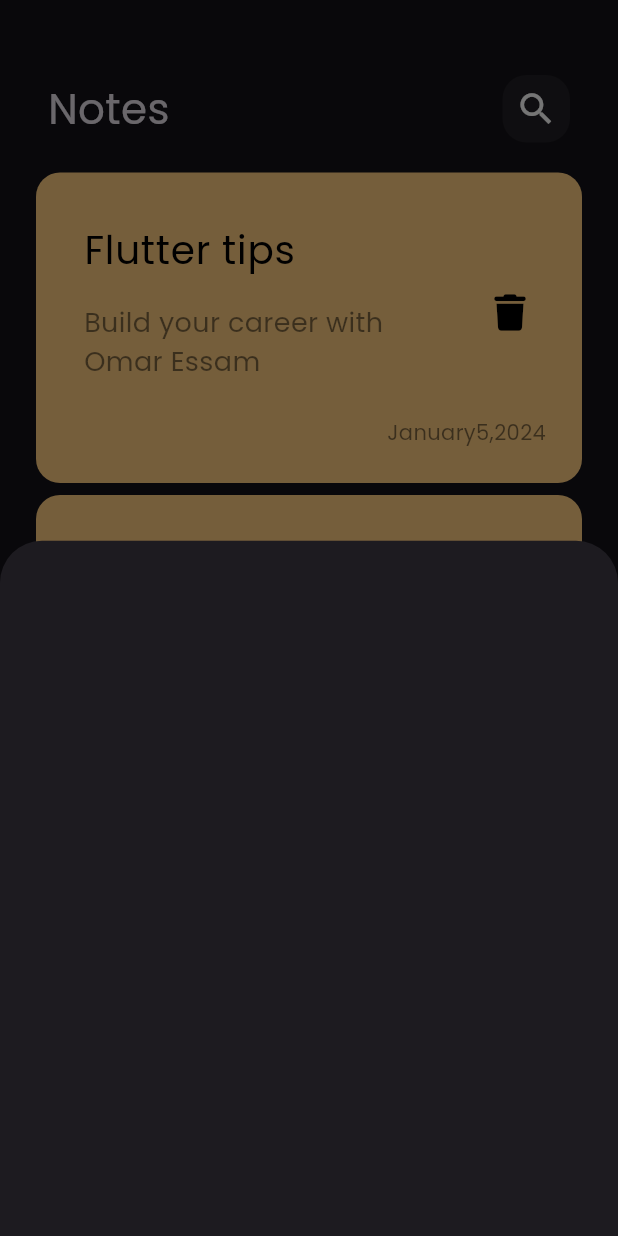
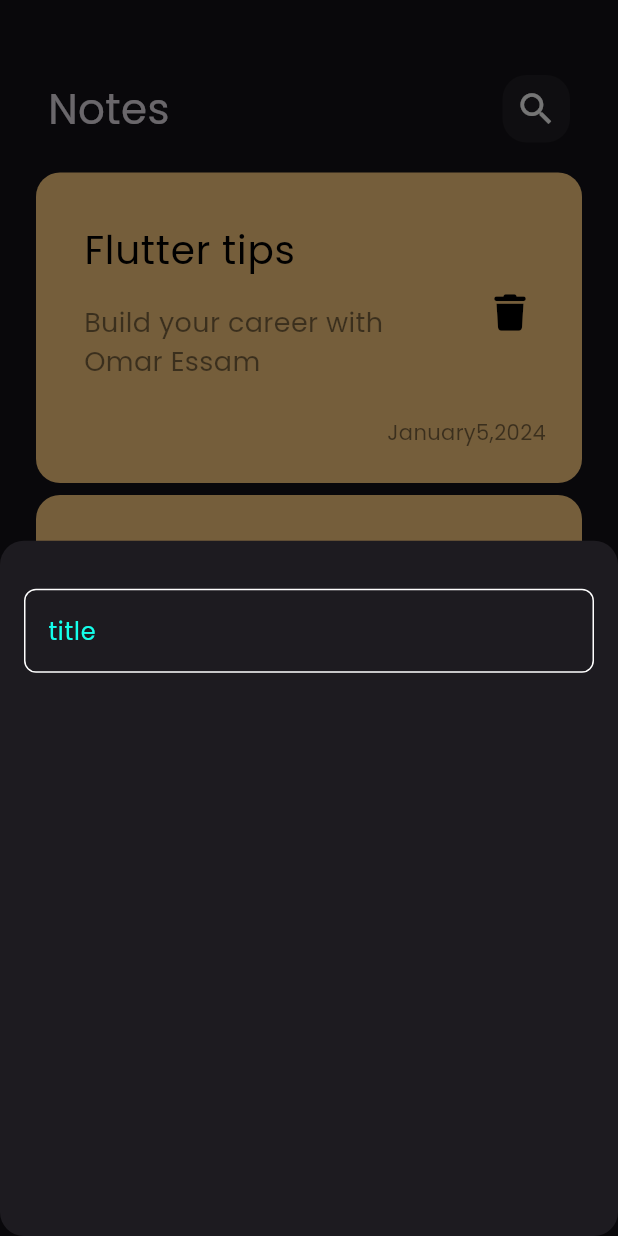
Before and after one commit to OmarEss3/notes_app, a Flutter app: the screen it shows after launch, after a tap on the "add" icon, on a phone screen of 412 x 824 dp. Run offline on Flutter 3.47's test engine with Material 3 defaults, Android fonts, the phone set to English and light mode, and no system bars; our stand-ins replace font_awesome_flutter.

Commit message:
custom_text_field

```diff
--- /dev/null
+++ b/lib/constants.dart
@@ -0,0 +1,3 @@
+import 'package:flutter/material.dart';
+
+const kPrimaryColor=Color(0xFF14FFEB);
--- a/lib/views/notes_view.dart
+++ b/lib/views/notes_view.dart
@@ -1,4 +1,5 @@
 import 'package:flutter/material.dart';
+import 'package:note_app/Constants.dart';
 import 'package:note_app/views/widgts/add_note_bottem_sheet.dart';
 import 'package:note_app/views/widgts/notes_view_body.dart';
 
@@ -9,13 +10,16 @@ class NotesView extends StatelessWidget {
   Widget build(BuildContext context) {
     return Scaffold(
       floatingActionButton: FloatingActionButton(
-        backgroundColor: Color.fromARGB(255, 20, 255, 235),
+        backgroundColor: kPrimaryColor,
         shape: const CircleBorder(),
         onPressed: () {
           showModalBottomSheet(
+              shape: RoundedRectangleBorder(
+                borderRadius: BorderRadius.circular(16),
+              ),
               context: context,
               builder: (context) {
-                return AddNoteBottomSheet();
+                return const AddNoteBottomSheet();
               });
         },
         child: const Icon(
--- a/lib/views/widgts/add_note_bottem_sheet.dart
+++ b/lib/views/widgts/add_note_bottem_sheet.dart
@@ -1,10 +1,23 @@
 import 'package:flutter/material.dart';
+import 'package:note_app/views/widgts/custom_text_field.dart';
 
 class AddNoteBottomSheet extends StatelessWidget {
   const AddNoteBottomSheet({super.key});
 
   @override
   Widget build(BuildContext context) {
-    return Container();
+    return const Padding(
+      padding: EdgeInsets.symmetric(
+        horizontal: 16,
+      ),
+      child: Column(
+        children: [
+          SizedBox(
+            height: 32,
+          ),
+          CustomTextField(),
+        ],
+      ),
+    );
   }
 }
--- /dev/null
+++ b/lib/views/widgts/custom_text_field.dart
@@ -0,0 +1,28 @@
+import 'package:flutter/material.dart';
+import 'package:note_app/Constants.dart';
+
+class CustomTextField extends StatelessWidget {
+  const CustomTextField({super.key});
+
+  @override
+  Widget build(BuildContext context) {
+    return TextField(
+      decoration: InputDecoration(
+        hintText: 'title',
+        hintStyle: TextStyle(color: kPrimaryColor),
+        border: buildBorder(),
+        enabledBorder: buildBorder(),
+        focusedBorder: buildBorder(kPrimaryColor),
+      ),
+    );
+  }
+
+  OutlineInputBorder buildBorder([color]) {
+    return OutlineInputBorder(
+      borderRadius: BorderRadius.circular(8),
+      borderSide: BorderSide(
+        color: color ?? Colors.white,
+      ),
+    );
+  }
+}
```
